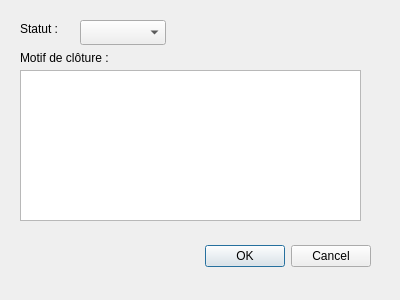
Old version of the form src/easyticket/motifcloture.ui in the repository LESNIAK-Louis/EasyTicket.
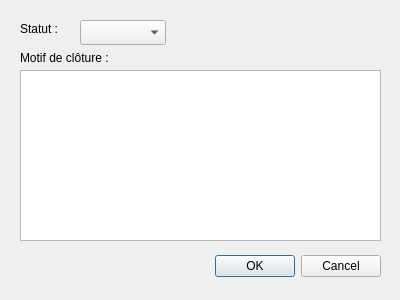
New version of the form.

```diff
--- a/src/easyticket/motifcloture.ui
+++ b/src/easyticket/motifcloture.ui
@@ -16,8 +16,8 @@
   <widget class="QDialogButtonBox" name="buttonBox">
    <property name="geometry">
     <rect>
-     <x>30</x>
-     <y>240</y>
+     <x>40</x>
+     <y>250</y>
      <width>341</width>
      <height>32</height>
     </rect>
@@ -34,8 +34,8 @@
     <rect>
      <x>20</x>
      <y>70</y>
-     <width>341</width>
-     <height>151</height>
+     <width>361</width>
+     <height>171</height>
     </rect>
    </property>
   </widget>
```
Left out of the diff: 14 changed lines with no effect on the pictures.
